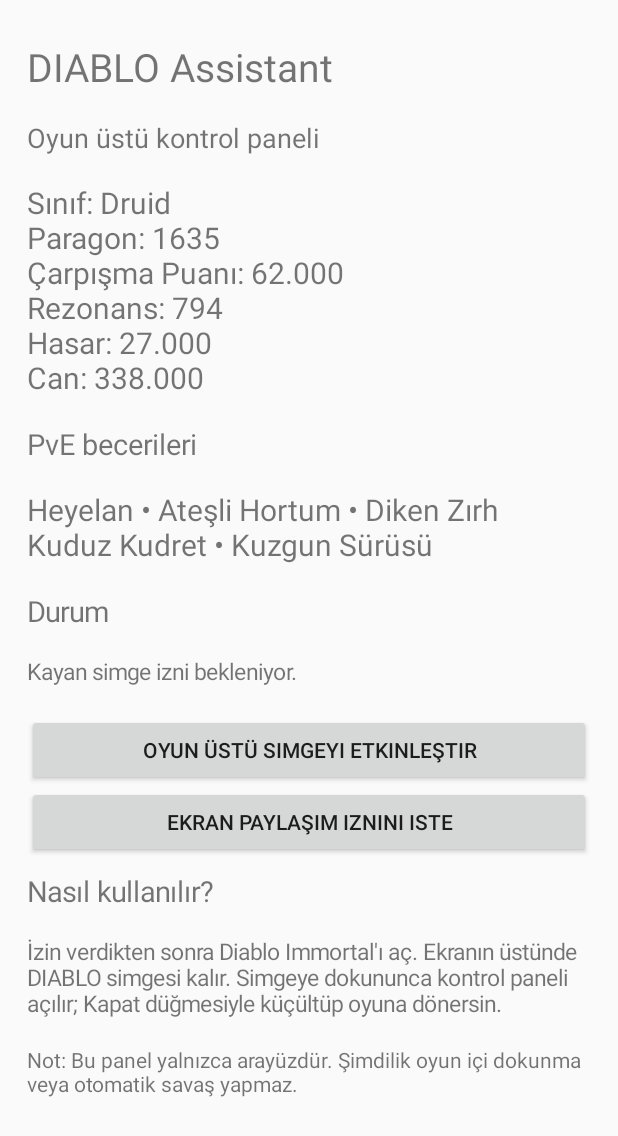
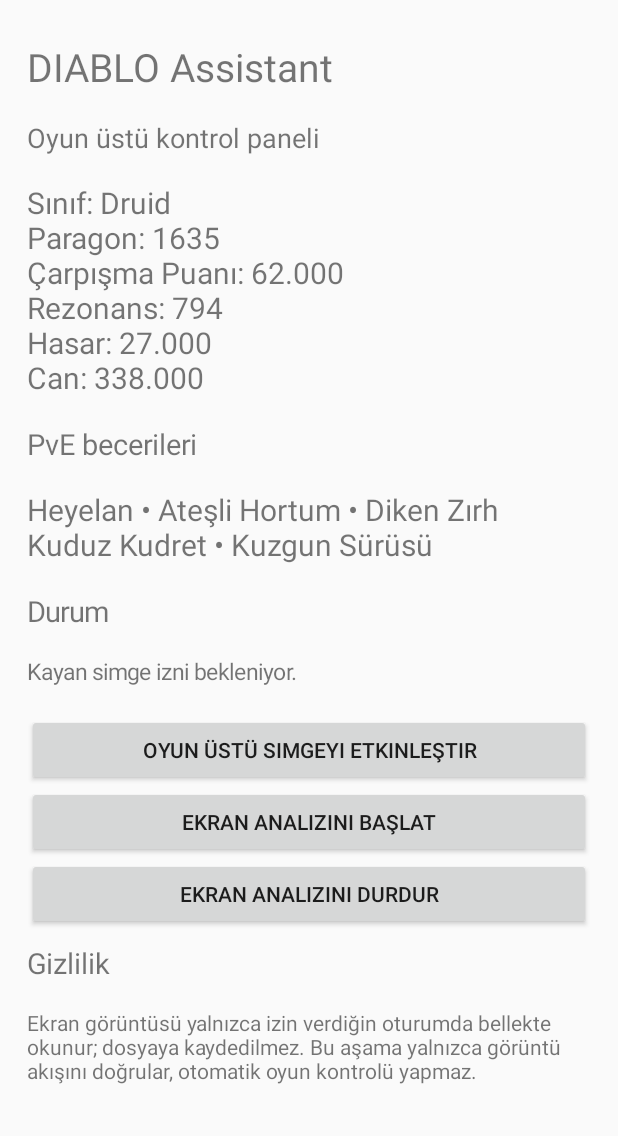
Before and after one commit to ozcanbtl-beep/DIABLO, an Android app: the screen it shows after launch (MainActivity), after a tap on "OYUN ÜSTÜ SIMGEYI ETKINLEŞTIR", on a phone screen of 412 x 824 dp. Shown: the top 1136 px of the screen. Run offline under Robolectric (Android 15) with nearby library versions, the phone set to English and light mode, and no system bars.

Commit message:
Add screen capture start and stop controls

```diff
--- a/android/app/src/main/java/com/ozcanbtl/diabloassistant/MainActivity.kt
+++ b/android/app/src/main/java/com/ozcanbtl/diabloassistant/MainActivity.kt
@@ -21,79 +21,55 @@ class MainActivity : Activity() {
     override fun onCreate(savedInstanceState: Bundle?) {
         super.onCreate(savedInstanceState)
         val pad = (18 * resources.displayMetrics.density).toInt()
-        val column = LinearLayout(this).apply {
-            orientation = LinearLayout.VERTICAL
-            setPadding(pad, pad, pad, pad)
+        val column = LinearLayout(this).apply { orientation = LinearLayout.VERTICAL; setPadding(pad,pad,pad,pad) }
+        fun heading(text: String, size: Float = 20f) {
+            column.addView(TextView(this).apply { this.text=text; textSize=size; setPadding(0,pad/2,0,pad/2) })
         }
-        fun heading(text: String, size: Float = 20f) {
-            column.addView(TextView(this).apply {
-                this.text = text
-                textSize = size
-                setPadding(0, pad / 2, 0, pad / 2)
-            })
-        }
-        heading("DIABLO Assistant", 26f)
-        heading("Oyun üstü kontrol paneli", 18f)
+        heading("DIABLO Assistant",26f)
+        heading("Oyun üstü kontrol paneli",18f)
         heading("Sınıf: Druid\nParagon: 1635\nÇarpışma Puanı: 62.000\nRezonans: 794\nHasar: 27.000\nCan: 338.000")
-        heading("PvE becerileri", 19f)
+        heading("PvE becerileri",19f)
         heading("Heyelan • Ateşli Hortum • Diken Zırh\nKuduz Kudret • Kuzgun Sürüsü")
-        heading("Durum", 19f)
-        status = TextView(this).apply {
-            textSize = 15f
-            text = "Kayan simge izni bekleniyor."
-            setPadding(0, pad / 2, 0, pad)
-        }
+        heading("Durum",19f)
+        status=TextView(this).apply { textSize=15f; text="Kayan simge izni bekleniyor."; setPadding(0,pad/2,0,pad) }
         column.addView(status)
-        column.addView(Button(this).apply {
-            text = "Oyun üstü simgeyi etkinleştir"
-            setOnClickListener { requestOverlayPermission() }
-        })
-        column.addView(Button(this).apply {
-            text = "Ekran paylaşım iznini iste"
-            setOnClickListener { requestScreenPermission() }
-        })
-        heading("Nasıl kullanılır?", 19f)
-        heading("İzin verdikten sonra Diablo Immortal'ı aç. Ekranın üstünde DIABLO simgesi kalır. Simgeye dokununca kontrol paneli açılır; Kapat düğmesiyle küçültüp oyuna dönersin.", 15f)
-        heading("Not: Bu panel yalnızca arayüzdür. Şimdilik oyun içi dokunma veya otomatik savaş yapmaz.", 14f)
-        setContentView(ScrollView(this).apply { addView(column) },
-            ViewGroup.LayoutParams(ViewGroup.LayoutParams.MATCH_PARENT, ViewGroup.LayoutParams.MATCH_PARENT))
+        column.addView(Button(this).apply { text="Oyun üstü simgeyi etkinleştir"; setOnClickListener { requestOverlayPermission() } })
+        column.addView(Button(this).apply { text="Ekran analizini başlat"; setOnClickListener { requestScreenPermission() } })
+        column.addView(Button(this).apply { text="Ekran analizini durdur"; setOnClickListener { stopService(Intent(this@MainActivity, ScreenCaptureService::class.java)); status.text="Ekran analizi durduruldu." } })
+        heading("Gizlilik",19f)
+        heading("Ekran görüntüsü yalnızca izin verdiğin oturumda bellekte okunur; dosyaya kaydedilmez. Bu aşama yalnızca görüntü akışını doğrular, otomatik oyun kontrolü yapmaz.",14f)
+        setContentView(ScrollView(this).apply { addView(column) },ViewGroup.LayoutParams(-1,-1))
         if (Settings.canDrawOverlays(this)) startOverlayService()
+        if (intent.getBooleanExtra("REQUEST_CAPTURE",false)) requestScreenPermission()
     }
 
     private fun requestOverlayPermission() {
+        if (Settings.canDrawOverlays(this)) startOverlayService()
+        else startActivityForResult(Intent(Settings.ACTION_MANAGE_OVERLAY_PERMISSION,Uri.parse("package:$packageName")),overlayRequestCode)
+    }
+    private fun startOverlayService() {
         if (Settings.canDrawOverlays(this)) {
-            startOverlayService()
-            status.text = "Kayan simge etkinleştirildi. Oyuna geçebilirsin."
-        } else {
-            val intent = Intent(Settings.ACTION_MANAGE_OVERLAY_PERMISSION,
-                Uri.parse("package:$packageName"))
-            startActivityForResult(intent, overlayRequestCode)
+            startService(Intent(this,OverlayControlService::class.java))
+            status.text="Kayan DIABLO simgesi etkin."
         }
     }
-
-    private fun startOverlayService() {
-        if (Settings.canDrawOverlays(this)) {
-            val intent = Intent(this, OverlayControlService::class.java)
-            startService(intent)
-            status.text = "Kayan DIABLO simgesi etkin. Oyun üzerinde simgeye dokun."
-        }
+    private fun requestScreenPermission() {
+        val manager=getSystemService(Context.MEDIA_PROJECTION_SERVICE) as MediaProjectionManager
+        startActivityForResult(manager.createScreenCaptureIntent(),captureRequestCode)
     }
-
-    private fun requestScreenPermission() {
-        val manager = getSystemService(Context.MEDIA_PROJECTION_SERVICE) as MediaProjectionManager
-        startActivityForResult(manager.createScreenCaptureIntent(), captureRequestCode)
-    }
-
     @Deprecated("Deprecated by Android; retained for broad device compatibility")
-    override fun onActivityResult(requestCode: Int, resultCode: Int, data: Intent?) {
-        super.onActivityResult(requestCode, resultCode, data)
-        if (requestCode == overlayRequestCode) {
-            if (Settings.canDrawOverlays(this)) startOverlayService()
-            else status.text = "Kayan simge izni verilmedi."
-        } else if (requestCode == captureRequestCode) {
-            status.text = if (resultCode == RESULT_OK && data != null)
-                "Ekran paylaşım izni verildi; bu sürüm görüntüyü henüz işlemiyor."
-            else "Ekran paylaşım izni verilmedi."
+    override fun onActivityResult(requestCode:Int,resultCode:Int,data:Intent?) {
+        super.onActivityResult(requestCode,resultCode,data)
+        when(requestCode) {
+            overlayRequestCode -> if(Settings.canDrawOverlays(this)) startOverlayService() else status.text="Kayan simge izni verilmedi."
+            captureRequestCode -> if(resultCode==RESULT_OK && data!=null) {
+                val capture=Intent(this,ScreenCaptureService::class.java).apply {
+                    putExtra(ScreenCaptureService.EXTRA_RESULT_CODE,resultCode)
+                    putExtra(ScreenCaptureService.EXTRA_DATA,data)
+                }
+                startForegroundService(capture)
+                status.text="Ekran analizi başlatılıyor. Android üst çubuğunda paylaşım bildirimi görünecek."
+            } else status.text="Ekran paylaşım izni verilmedi."
         }
     }
 }
```
